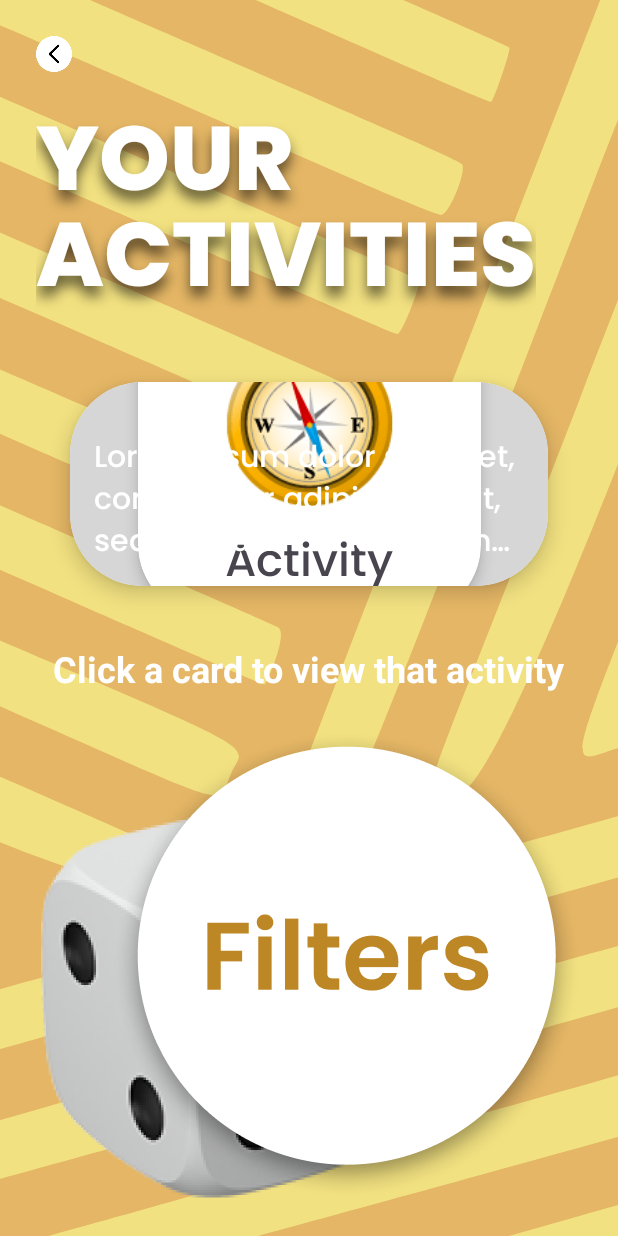
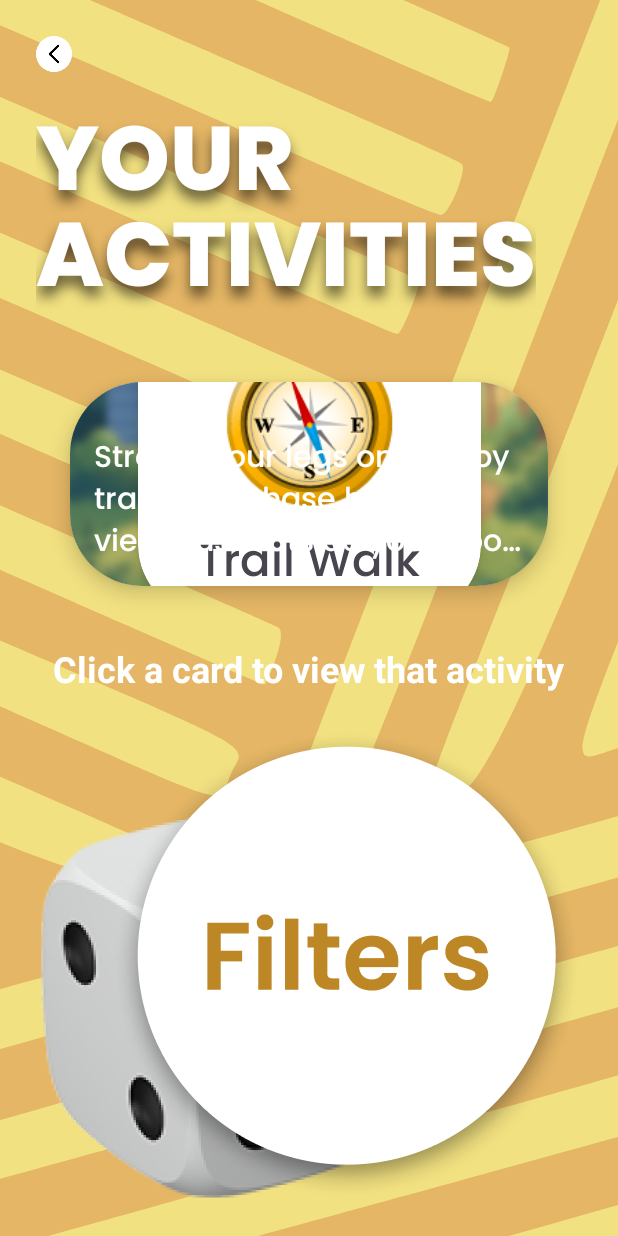
Before and after one commit to RyanBinstock/Wellnest, an Android app: the fragment activityJarSelection shown on its own in the app's theme, after a tap on an icon or button, on a phone screen of 412 x 824 dp. Run offline under Robolectric (Android 15) with nearby library versions, the light colour scheme and no system bars.

Commit message:
Reworked ActivityJar as discuseed.

```diff
--- /dev/null
+++ b/app/src/main/java/com/code/wlu/cp470/wellnest/data/ActivityJarModels.java
@@ -0,0 +1,79 @@
+package com.code.wlu.cp470.wellnest.data;
+
+import java.io.Serializable;
+import java.util.ArrayList;
+import java.util.List;
+
+public class ActivityJarModels {
+
+    // One activity coming from backend
+    public static class Activity implements Serializable {
+        public final String emoji;
+        public final String name;
+        public final String description;
+        public final String where;
+        public final String when;
+
+        public Activity(String emoji, String name, String description,
+                        String where, String when) {
+            this.emoji = emoji;
+            this.name = name;
+            this.description = description;
+            this.where = where;
+            this.when = when;
+        }
+    }
+
+    // TEMP: mock data until backend is wired
+    // categoryIndex: 0 = Explore, 1 = Nightlife, 2 = Play, 3 = Cozy, 4 = Culture
+    public static List<Activity> getActivitiesForCategory(int categoryIndex) {
+        List<Activity> list = new ArrayList<>();
+
+        switch (categoryIndex) {
+            case 0: // Explore
+                list.add(new Activity(
+                        "🧭",
+                        "Trail Walk",
+                        "Stretch your legs on nearby trails and chase hidden views just outside your doorstep.",
+                        "Nearby trail / park",
+                        "This afternoon"
+                ));
+                list.add(new Activity("🚲", "Sunset Bike Ride",
+                        "Cruise quiet streets or riverside paths as the sun goes down.",
+                        "Bike paths around your area",
+                        "Around sunset"));
+                break;
+
+            case 1: // Nightlife
+                list.add(new Activity("🎵", "Live Music Night",
+                        "Find a cozy bar or café with live music and soak in the vibes.",
+                        "Local bar / music venue",
+                        "Tonight"));
+                break;
+
+            case 2: // Play
+                list.add(new Activity("⚽", "Park Games",
+                        "Kick a ball, toss a frisbee, or make up a goofy game with friends.",
+                        "Nearest open field",
+                        "Anytime"));
+                break;
+
+            case 3: // Cozy
+                list.add(new Activity("🎬", "Movie Night",
+                        "Pick a comfort movie, grab snacks, and make a cozy viewing nest.",
+                        "Your living room",
+                        "Evening"));
+                break;
+
+            case 4: // Culture
+            default:
+                list.add(new Activity("🖼️", "Gallery Stroll",
+                        "Wander through a gallery or museum and let something unexpected catch your eye.",
+                        "Local gallery / museum",
+                        "Weekend afternoon"));
+                break;
+        }
+
+        return list;
+    }
+}
--- a/app/src/main/java/com/code/wlu/cp470/wellnest/ui/activityjar/ActivitiesPagerAdapter.java
+++ b/app/src/main/java/com/code/wlu/cp470/wellnest/ui/activityjar/ActivitiesPagerAdapter.java
@@ -5,30 +5,32 @@
 import android.view.View;
 import android.view.ViewGroup;
 import android.widget.ImageView;
+import android.widget.TextView;
 
 import androidx.annotation.NonNull;
 import androidx.recyclerview.widget.RecyclerView;
 
 import com.code.wlu.cp470.wellnest.R;
+import com.code.wlu.cp470.wellnest.data.ActivityJarModels;
 
 import java.util.List;
 
 public class ActivitiesPagerAdapter
         extends RecyclerView.Adapter<ActivitiesPagerAdapter.CardViewHolder> {
 
-    public interface OnCardClickListener {
-        void onCardClick(int position);
+    public interface OnActivityClickListener {
+        void onActivityClicked(ActivityJarModels.Activity activity);
     }
 
-    private final List<Integer> cardResIds;
     private final LayoutInflater inflater;
-    private final OnCardClickListener clickListener;
+    private final List<ActivityJarModels.Activity> activities;
+    private final OnActivityClickListener clickListener;
 
     public ActivitiesPagerAdapter(Context context,
-                                  List<Integer> cardResIds,
-                                  OnCardClickListener clickListener) {
-        this.cardResIds = cardResIds;
+                                  List<ActivityJarModels.Activity> activities,
+                                  OnActivityClickListener clickListener) {
         this.inflater = LayoutInflater.from(context);
+        this.activities = activities;
         this.clickListener = clickListener;
     }
 
@@ -41,27 +43,36 @@
 
     @Override
     public void onBindViewHolder(@NonNull CardViewHolder holder, int position) {
-        int resId = cardResIds.get(position);
-        holder.imgBackground.setImageResource(resId);
+        ActivityJarModels.Activity activity = activities.get(position);
+
+        holder.txtEmoji.setText(activity.emoji);
+        holder.txtName.setText(activity.name);
+        holder.txtDescription.setText(activity.description);
 
         holder.itemView.setOnClickListener(v -> {
             if (clickListener != null) {
-                clickListener.onCardClick(position);
+                clickListener.onActivityClicked(activity);
             }
         });
     }
 
     @Override
     public int getItemCount() {
-        return cardResIds.size();
+        return activities.size();
     }
 
     static class CardViewHolder extends RecyclerView.ViewHolder {
         final ImageView imgBackground;
+        final TextView txtEmoji;
+        final TextView txtName;
+        final TextView txtDescription;
 
         CardViewHolder(@NonNull View itemView) {
             super(itemView);
             imgBackground = itemView.findViewById(R.id.imgCardBackground);
+            txtEmoji = itemView.findViewById(R.id.emoji_tv);
+            txtName = itemView.findViewById(R.id.activityName_tv);
+            txtDescription = itemView.findViewById(R.id.description_tv);
         }
     }
 }
--- a/app/src/main/java/com/code/wlu/cp470/wellnest/ui/activityjar/ActivityDetailFragment.java
+++ b/app/src/main/java/com/code/wlu/cp470/wellnest/ui/activityjar/ActivityDetailFragment.java
@@ -6,6 +6,7 @@
 import android.view.LayoutInflater;
 import android.view.View;
 import android.view.ViewGroup;
+import android.widget.Button;
 import android.widget.ImageView;
 import android.widget.TextView;
 
@@ -15,18 +16,34 @@
 import androidx.fragment.app.Fragment;
 
 import com.code.wlu.cp470.wellnest.R;
+import com.code.wlu.cp470.wellnest.data.ActivityJarModels;
 
 public class ActivityDetailFragment extends Fragment {
 
-    private static final String ARG_INDEX = "arg_activity_index";
+    private static final String ARG_CATEGORY_INDEX = "arg_category_index";
+    private static final String ARG_ACTIVITY = "arg_activity";
 
-    // Use this to create the fragment for a given card index
-    public static ActivityDetailFragment newInstance(int index) {
-        ActivityDetailFragment f = new ActivityDetailFragment();
-        Bundle b = new Bundle();
-        b.putInt(ARG_INDEX, index);
-        f.setArguments(b);
-        return f;
+    private int categoryIndex;
+    private ActivityJarModels.Activity activity;
+
+    public static ActivityDetailFragment newInstance(int categoryIndex,
+                                                     ActivityJarModels.Activity activity) {
+        ActivityDetailFragment fragment = new ActivityDetailFragment();
+        Bundle args = new Bundle();
+        args.putInt(ARG_CATEGORY_INDEX, categoryIndex);
+        args.putSerializable(ARG_ACTIVITY, activity);
+        fragment.setArguments(args);
+        return fragment;
+    }
+
+    @Override
+    public void onCreate(@Nullable Bundle savedInstanceState) {
+        super.onCreate(savedInstanceState);
+        if (getArguments() != null) {
+            categoryIndex = getArguments().getInt(ARG_CATEGORY_INDEX, 0);
+            activity = (ActivityJarModels.Activity)
+                    getArguments().getSerializable(ARG_ACTIVITY);
+        }
     }
 
     @Nullable
@@ -34,69 +51,60 @@
     public View onCreateView(@NonNull LayoutInflater inflater,
                              @Nullable ViewGroup container,
                              @Nullable Bundle savedInstanceState) {
+        View view = inflater.inflate(R.layout.fragment_activity_detail, container, false);
+        ImageView btnBackSelection = view.findViewById(R.id.btnBackSelection);
+        //Back Btn
+        btnBackSelection.setOnClickListener(v -> {
+            requireActivity()
+                    .getSupportFragmentManager()
+                    .popBackStack();
+        });
 
-        View view = inflater.inflate(R.layout.fragment_activity_detail, container, false);
+        ImageView imgBackground = view.findViewById(R.id.imgActivityBg);
+        TextView txtPillName   = view.findViewById(R.id.txtActivityName); // the pill
+        TextView txtNameValue  = view.findViewById(R.id.txtLabelName);
+        TextView txtWhereValue = view.findViewById(R.id.txtLabelWhere);
+        TextView txtWhenValue  = view.findViewById(R.id.txtLabelWhen);
+        TextView txtDescValue  = view.findViewById(R.id.txtLabelDescription);
 
-        ImageView imgBg   = view.findViewById(R.id.imgActivityBg);
-        TextView  txtName = view.findViewById(R.id.txtActivityName);
-
-        int index = 0;
-        if (getArguments() != null) {
-            index = getArguments().getInt(ARG_INDEX, 0);
-        }
-        int safeIndex = Math.min(Math.max(index, 0), 4);
-
-        // Pick the correct background + title based on index/order of cards
-        switch (index) {
-            case 0: // Explore
-                imgBg.setImageResource(R.drawable.activity_jar_explore_bg);
-                txtName.setText("Explore");
+        // 1) Background based on category
+        switch (categoryIndex) {
+            case 0:
+                imgBackground.setImageResource(R.drawable.activity_jar_explore_bg);
                 break;
-            case 1: // Nightlife
-                imgBg.setImageResource(R.drawable.activity_jar_nightlife_bg);
-                txtName.setText("Nightlife");
+            case 1:
+                imgBackground.setImageResource(R.drawable.activity_jar_nightlife_bg);
                 break;
-            case 2: // Play
-                imgBg.setImageResource(R.drawable.activity_jar_play_bg);
-                txtName.setText("Play");
+            case 2:
+                imgBackground.setImageResource(R.drawable.activity_jar_play_bg);
                 break;
-            case 3: // Cozy
-                imgBg.setImageResource(R.drawable.activity_jar_cozy_bg);
-                txtName.setText("Cozy");
+            case 3:
+                imgBackground.setImageResource(R.drawable.activity_jar_cozy_bg);
                 break;
-            case 4: // Culture
+            case 4:
             default:
-                imgBg.setImageResource(R.drawable.activity_jar_culture_bg);
-                txtName.setText("Culture");
+                imgBackground.setImageResource(R.drawable.activity_jar_culture_bg);
                 break;
         }
 
-        TextView txtTitle = view.findViewById(R.id.txtActivityName);
-
-        int[] pillColorRes = new int[] {
-                R.color.pill_explore,
-                R.color.pill_nightlife,
-                R.color.pill_play,
-                R.color.pill_cozy,
-                R.color.pill_culture
-        };
-
-        int pillColor = ContextCompat.getColor(
-                requireContext(),
-                pillColorRes[safeIndex]
-        );
-
-        Drawable bg = txtTitle.getBackground().mutate();
-        if (bg instanceof GradientDrawable) {
-            ((GradientDrawable) bg).setColor(pillColor);
+        //Use activity data (emoji, name, where, when, description)
+        if (activity != null) {
+            txtPillName.setText(activity.name);
+            txtNameValue.setText(activity.emoji + "  " + activity.name);
+            txtWhereValue.setText(activity.where);
+            txtWhenValue.setText(activity.when);
+            txtDescValue.setText(activity.description);
         }
 
-        // Back button on bottom (“Back to Categories”)
-        view.findViewById(R.id.btnBackToCategories).setOnClickListener(v ->
-                requireActivity()
-                        .getSupportFragmentManager()
-                        .popBackStack()
-        );
+        // Back button (“Back to Categories”)
+        Button btnBackToCategories = view.findViewById(R.id.btnBackToCategories);
+        btnBackToCategories.setOnClickListener(v -> {
+            androidx.fragment.app.FragmentManager fm =
+                    requireActivity().getSupportFragmentManager();
+
+            fm.popBackStack(null,
+                    androidx.fragment.app.FragmentManager.POP_BACK_STACK_INCLUSIVE);
+        });
 
         return view;
     }
--- a/app/src/main/java/com/code/wlu/cp470/wellnest/ui/activityjar/activityJarSelection.java
+++ b/app/src/main/java/com/code/wlu/cp470/wellnest/ui/activityjar/activityJarSelection.java
@@ -1,34 +1,43 @@
 package com.code.wlu.cp470.wellnest.ui.activityjar;
 
 import android.os.Bundle;
+import android.view.LayoutInflater;
+import android.view.View;
+import android.view.ViewGroup;
+import android.widget.ImageButton;
+import android.widget.ImageView;
 
 import androidx.annotation.NonNull;
 import androidx.annotation.Nullable;
 import androidx.fragment.app.Fragment;
-import androidx.fragment.app.FragmentManager;
 import androidx.viewpager2.widget.ViewPager2;
 
-import android.view.LayoutInflater;
-import android.view.View;
-import android.view.ViewGroup;
-import android.widget.ImageView;
+import com.code.wlu.cp470.wellnest.R;
+import com.code.wlu.cp470.wellnest.data.ActivityJarModels;
 
-import com.code.wlu.cp470.wellnest.R;
-
-import java.util.Arrays;
 import java.util.List;
+import java.util.Random;
 
 public class activityJarSelection extends Fragment {
 
-    private ViewPager2 viewPager;
-    private ActivitiesPagerAdapter adapter;
-    private static final String ARG_START_INDEX = "start_index";
-    public static activityJarSelection newInstance(int startIndex) {
+    private static final String ARG_CATEGORY_INDEX = "arg_category_index";
+
+    private int categoryIndex = 0;
+
+    public static activityJarSelection newInstance(int categoryIndex) {
         activityJarSelection fragment = new activityJarSelection();
         Bundle args = new Bundle();
-        args.putInt(ARG_START_INDEX, startIndex);
+        args.putInt(ARG_CATEGORY_INDEX, categoryIndex);
         fragment.setArguments(args);
         return fragment;
+    }
+
+    @Override
+    public void onCreate(@Nullable Bundle savedInstanceState) {
+        super.onCreate(savedInstanceState);
+        if (getArguments() != null) {
+            categoryIndex = getArguments().getInt(ARG_CATEGORY_INDEX, 0);
+        }
     }
 
     @Nullable
@@ -39,77 +48,51 @@
 
         View view = inflater.inflate(R.layout.fragment_activity_jar_selection, container, false);
 
-        viewPager = view.findViewById(R.id.vpActivities);
+        ViewPager2 viewPager = view.findViewById(R.id.vpActivities);
 
-        ImageView btnBack = view.findViewById(R.id.btnBack);
-        btnBack.setOnClickListener(v -> {
-            FragmentManager fm = requireActivity().getSupportFragmentManager();
-            if (fm.getBackStackEntryCount() > 0) {
-                fm.popBackStack();
-            } else {
-                requireActivity().finish();
+        List<ActivityJarModels.Activity> activities =
+                ActivityJarModels.getActivitiesForCategory(categoryIndex);
+
+        ActivitiesPagerAdapter adapter = new ActivitiesPagerAdapter(
+                requireContext(),
+                activities,
+                this::openDetailForActivity
+        );
+
+        viewPager.setAdapter(adapter);
+        viewPager.setOffscreenPageLimit(3);
+
+        // Dice button
+        ImageView btnRandomDice = view.findViewById(R.id.btnRandomDice);
+        btnRandomDice.setOnClickListener(v -> {
+            if (!activities.isEmpty()) {
+                int index = new Random().nextInt(activities.size());
+                viewPager.setCurrentItem(index, true);
+                openDetailForActivity(activities.get(index));
             }
         });
 
-        List<Integer> cards = Arrays.asList(
-                R.drawable.card_explore,
-                R.drawable.card_nightlife,
-                R.drawable.card_play,
-                R.drawable.card_cozy,
-                R.drawable.card_culture
-        );
-
-        adapter = new ActivitiesPagerAdapter(
-                        requireContext(),
-                        cards,
-                        position -> {
-                            openActivityDetail(position);
-                        });
-        viewPager.setAdapter(adapter);
-        viewPager.setOffscreenPageLimit(3);
-
-        int startIndex = 0;
-        if (getArguments() != null) {
-            startIndex = getArguments().getInt(ARG_START_INDEX, 0);
-        }
-
-        if (startIndex < 0) startIndex = 0;
-        if (startIndex >= adapter.getItemCount()) {
-            startIndex = adapter.getItemCount() - 1;
-        }
-
-        viewPager.setCurrentItem(startIndex, false);
-
-        ImageView btnDice = view.findViewById(R.id.btnRandomDice);
-        btnDice.setOnClickListener(v -> {
-            int count = adapter.getItemCount();
-            if (count == 0) return;
-            int randomIndex = new java.util.Random().nextInt(count);
-            viewPager.setCurrentItem(randomIndex, true);
-            openActivityDetail(randomIndex);
-        });
-
+        // Filters button
         ImageView btnFilters = view.findViewById(R.id.btnFilters);
         btnFilters.setOnClickListener(v -> {
             FiltersBottomSheetDialog dialog = new FiltersBottomSheetDialog();
             dialog.show(getChildFragmentManager(), "filters");
         });
 
+        // Back arrow
+        ImageButton btnBack = view.findViewById(R.id.btnBack);
+        btnBack.setOnClickListener(v -> requireActivity().onBackPressed());
+
         return view;
     }
 
-    private void openActivityDetail(int index){
-        requireActivity()
-                .getSupportFragmentManager()
+    private void openDetailForActivity(ActivityJarModels.Activity activity) {
+        ActivityDetailFragment fragment =
+                ActivityDetailFragment.newInstance(categoryIndex, activity);
+
+        requireActivity().getSupportFragmentManager()
                 .beginTransaction()
-                .setCustomAnimations(
-                        R.anim.slide_in_right,
-                        R.anim.slide_out_left,
-                        R.anim.slide_in_left,
-                        R.anim.slide_out_right
-                )
-                .replace(R.id.activity_jar_root,
-                        ActivityDetailFragment.newInstance(index))
+                .replace(R.id.activity_jar_root, fragment)
                 .addToBackStack(null)
                 .commit();
     }
```
Also changed, not shown: app/src/main/java/com/code/wlu/cp470/wellnest/ui/activityjar/ActivityJarActivity.java (+5 -4 lines), app/src/main/res/layout/fragment_activity_detail.xml (+13 -2 lines).
